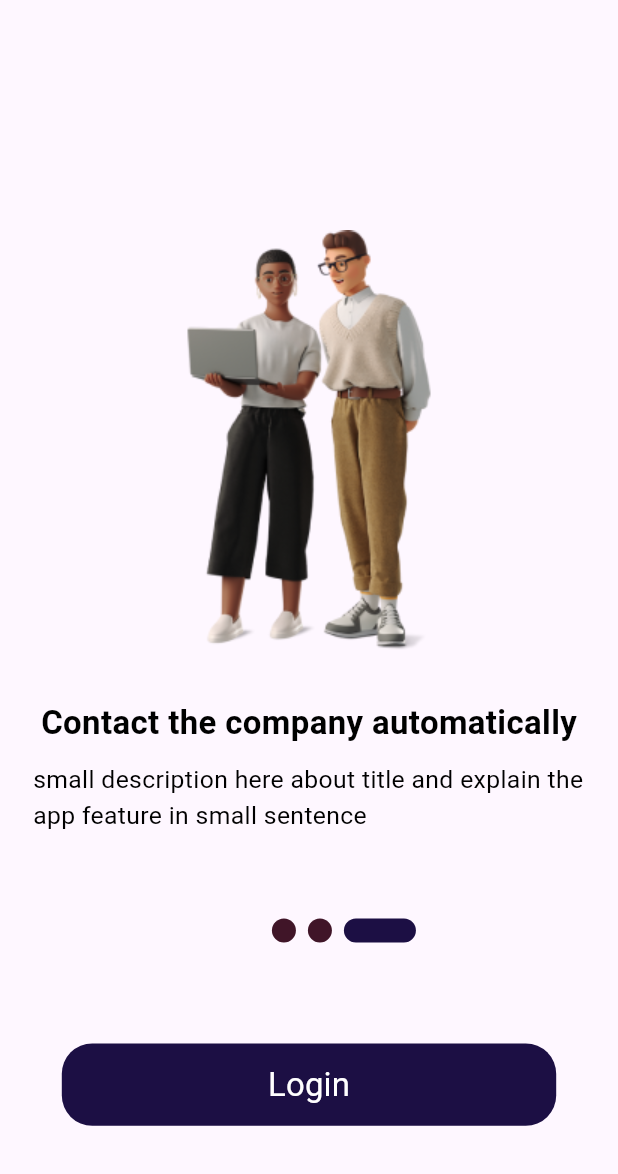
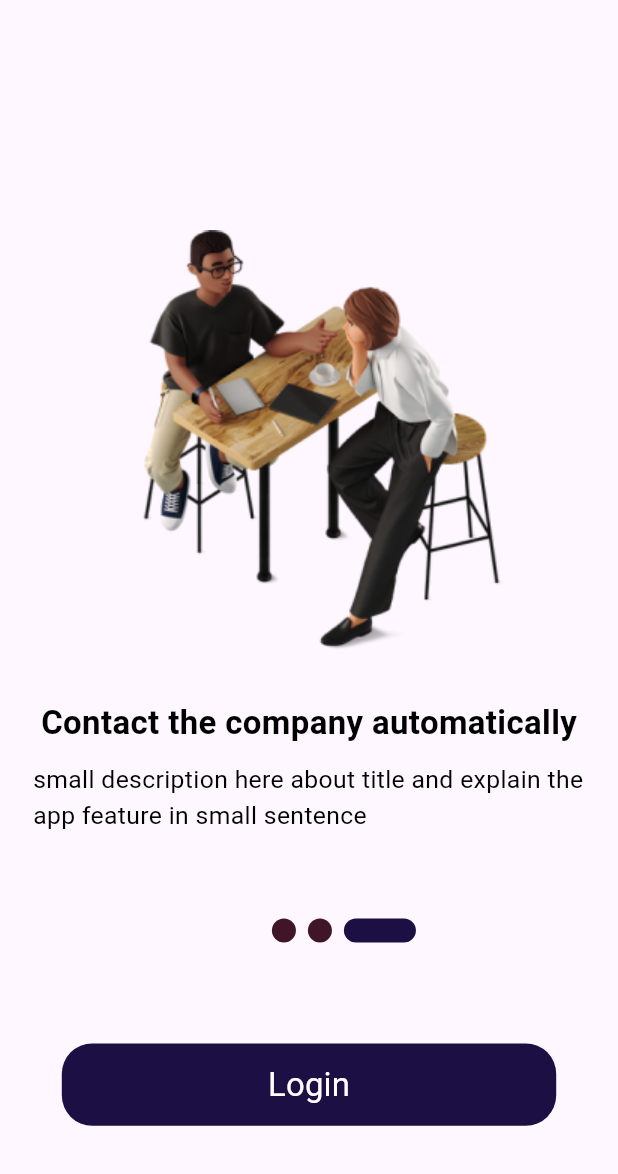
Before and after one commit to Abdullah-T3/Zag_System, a Flutter app: the screen it shows after launch, swiped to page 3, on a phone screen of 412 x 824 dp, the part 62-1236 px from its top. Run offline on Flutter 3.47's test engine with Material 3 defaults, Android fonts, the phone set to English and light mode, and no system bars; drawn by our look-alikes of smooth_page_indicator; our stand-ins replace flutter_screenutil.

Commit message:
refactor onBorading

```diff
--- a/lib/core/theming/color.dart
+++ b/lib/core/theming/color.dart
@@ -1,6 +1,6 @@
 import 'dart:ui';
 
 class ColorsManager {
-  static const Color buttonColor = Color(0xFF1C0F44);
+  static const Color primaryColor = Color(0xFF1C0F44);
   static const Color dotColor = Color(0xFF401528);
 }
--- a/lib/features/onBoarding/screens/onBording_screen.dart
+++ b/lib/features/onBoarding/screens/onBording_screen.dart
@@ -2,10 +2,7 @@ import 'package:flutter/material.dart';
 import 'package:flutter_screenutil/flutter_screenutil.dart';
 import 'package:smooth_page_indicator/smooth_page_indicator.dart';
 import 'package:zag_system_task1/core/theming/color.dart';
-
-import 'onbording_findGreateWork.dart';
-import 'onbording_second_screen.dart';
-import 'onbording_third_screen.dart';
+import '../../onBording/widgets/onBoarding_widget.dart';
 
 // ignore: must_be_immutable
 class OnbordingScreen extends StatelessWidget {
@@ -21,9 +18,21 @@ class OnbordingScreen extends StatelessWidget {
             PageView(
               controller: _controller,
               children: const [
-                OnbordingFindgreatework(),
-                OnbordingSecondScreen(),
-                OnbordingThirdScreen(),
+                OnbordingscreenWidget(
+                  title: "Find Great Work",
+                  description: "small description here about title and explain the app feature in small sentence",
+                  image: "assets/images/onbording_1.png",
+                ),
+                OnbordingscreenWidget(
+                  title: "Find opportunities for every stage of your freelance",
+                  description: "small description here about title and explain the app feature in small sentence",
+                  image: "assets/images/onbording_2.png",
+                ),
+                OnbordingscreenWidget(
+                  title: "Contact the company automatically",
+                  description: "small description here about title and explain the app feature in small sentence",
+                  image: "assets/images/onbording_3.png",
+                ),
               ],
             ),
             Positioned(
@@ -37,7 +46,7 @@ class OnbordingScreen extends StatelessWidget {
                   count: 3,
                   effect: const ExpandingDotsEffect(
                     dotColor: ColorsManager.dotColor,
-                    activeDotColor: ColorsManager.buttonColor,
+                    activeDotColor: ColorsManager.primaryColor,
                   ),
                 ),
               ),
--- a/lib/features/onBoarding/screens/onbording_third_screen.dart
+++ /dev/null
@@ -1,58 +0,0 @@
-import 'package:flutter/material.dart';
-import 'package:flutter_screenutil/flutter_screenutil.dart';
-import 'package:zag_system_task1/core/helpers/extantions.dart';
-import 'package:zag_system_task1/core/routing/routs.dart';
-import 'package:zag_system_task1/core/theming/color.dart';
-import 'package:zag_system_task1/core/theming/styles.dart';
-
-class OnbordingThirdScreen extends StatelessWidget {
-  const OnbordingThirdScreen({super.key});
-
-  @override
-  Widget build(BuildContext context) {
-    return Padding(
-      padding: EdgeInsets.fromLTRB(20.w, 10.h, 20.w, 10.h),
-      child: Column(
-        children: [
-          Text(
-            'Put Logo here',
-            style: TextStyles.font20blackregular,
-          ),
-          SizedBox(
-            height: 140.w,
-          ),
-          Image.asset('assets/images/onbording_3.png'),
-          SizedBox(
-            height: 30.w,
-          ),
-          Text(
-            'Contact the company automatically',
-            style: TextStyles.font20blackBold,
-          ),
-          SizedBox(
-            height: 10.w,
-          ),
-          Text(
-            "small description here about title and explain the app feature in small sentence",
-            style: TextStyles.font15blackregular,
-          ),
-          Spacer(),
-          Container(
-            width: 300.w,
-            height: 50.w,
-            decoration: BoxDecoration(color: ColorsManager.buttonColor, borderRadius: BorderRadius.circular(20.r)),
-            child: MaterialButton(
-              onPressed: () {
-                context.pushNamed(Routes.SignUpScreen);
-              },
-              child: Text('Login', style: TextStyles.font20whiteMedium),
-            ),
-          ),
-          SizedBox(
-            height: 20.w,
-          )
-        ],
-      ),
-    );
-  }
-}
--- a/lib/features/onBoarding/screens/onbording_findGreateWork.dart
+++ b/lib/features/onBording/widgets/onBoarding_widget.dart
@@ -5,9 +5,11 @@ import 'package:zag_system_task1/core/routing/routs.dart';
 import 'package:zag_system_task1/core/theming/color.dart';
 import 'package:zag_system_task1/core/theming/styles.dart';
 
-class OnbordingFindgreatework extends StatelessWidget {
-  const OnbordingFindgreatework({super.key});
-
+class OnbordingscreenWidget extends StatelessWidget {
+   const OnbordingscreenWidget({super.key, required this.title, required this.description, required this.image});
+  final String title;
+  final String description ;
+  final String image ;
   @override
   Widget build(BuildContext context) {
     return Padding(
@@ -19,31 +21,30 @@ class OnbordingFindgreatework extends StatelessWidget {
             style: TextStyles.font20blackregular,
           ),
           SizedBox(
-            height: 100.w,
+            height: 140.w,
           ),
-          Image.asset('assets/images/onbording_findGreatWork.png'),
+          Image.asset('assets/images/onbording_2.png'),
           SizedBox(
-            height: 20.w,
+            height: 30.w,
           ),
           Text(
-            'Find Great Work',
+            title,
             style: TextStyles.font20blackBold,
           ),
           SizedBox(
             height: 10.w,
           ),
           Text(
-            "small description here about title and explain the app feature in small sentence",
+           description,
             style: TextStyles.font15blackregular,
           ),
-          Spacer(),
+          const Spacer(),
           Container(
             width: 300.w,
             height: 50.w,
-            decoration: BoxDecoration(color: ColorsManager.buttonColor, borderRadius: BorderRadius.circular(20.r)),
+            decoration: BoxDecoration(color: ColorsManager.primaryColor, borderRadius: BorderRadius.circular(20.r)),
             child: MaterialButton(
               onPressed: () {
-
                 context.pushNamed(Routes.SignUpScreen);
               },
               child: Text('Login', style: TextStyles.font20whiteMedium),
--- a/lib/main.dart
+++ b/lib/main.dart
@@ -11,7 +11,6 @@ class MyApp extends StatelessWidget {
 
   const MyApp({super.key, required this.appRouter});
 
-  // This widget is the root of your application.
   @override
   Widget build(BuildContext context) {
     return ScreenUtilInit(
```
Also changed, not shown: lib/features/Authentication/Screens/SignUp.dart (+5 -5 lines), lib/features/Authentication/Widgets/AuthenticationTextFieldWidget.dart (+20 -21 lines), lib/features/onBoarding/screens/onbording_second_screen.dart (deleted, +0 -60 lines), assets/images/onbording_1.png (renamed from assets/images/onbording_findGreatWork.png).
